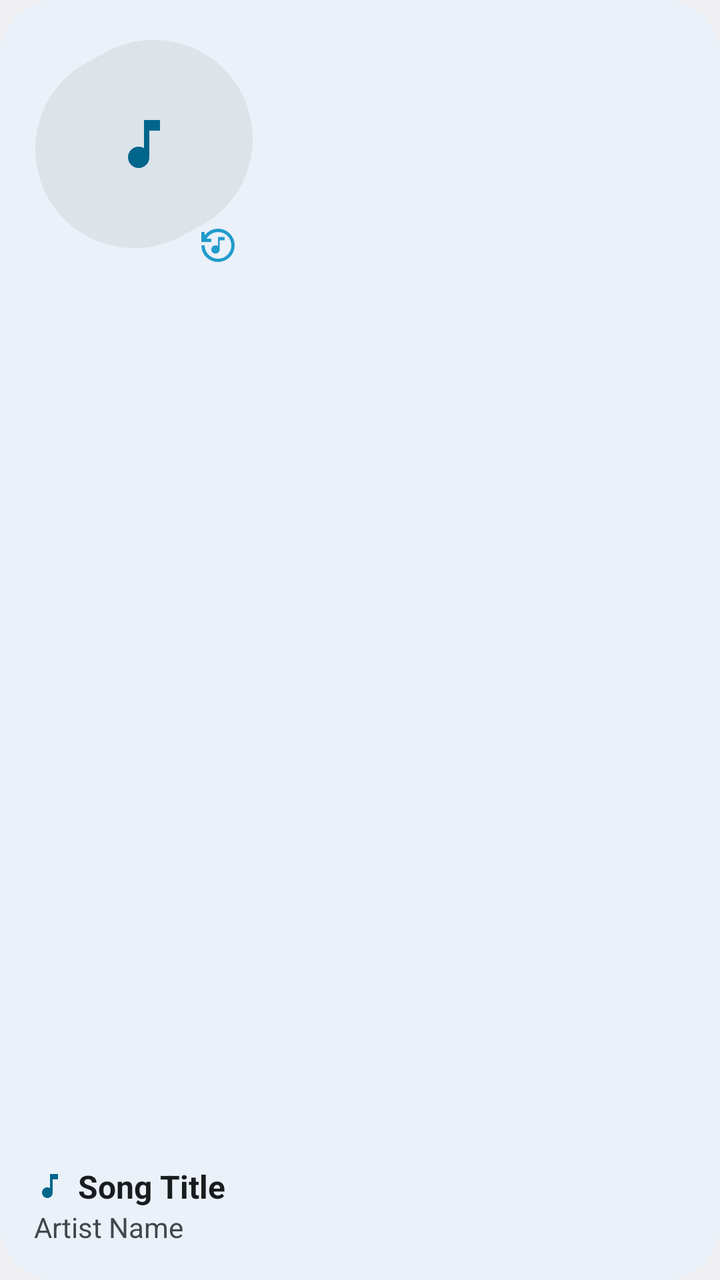
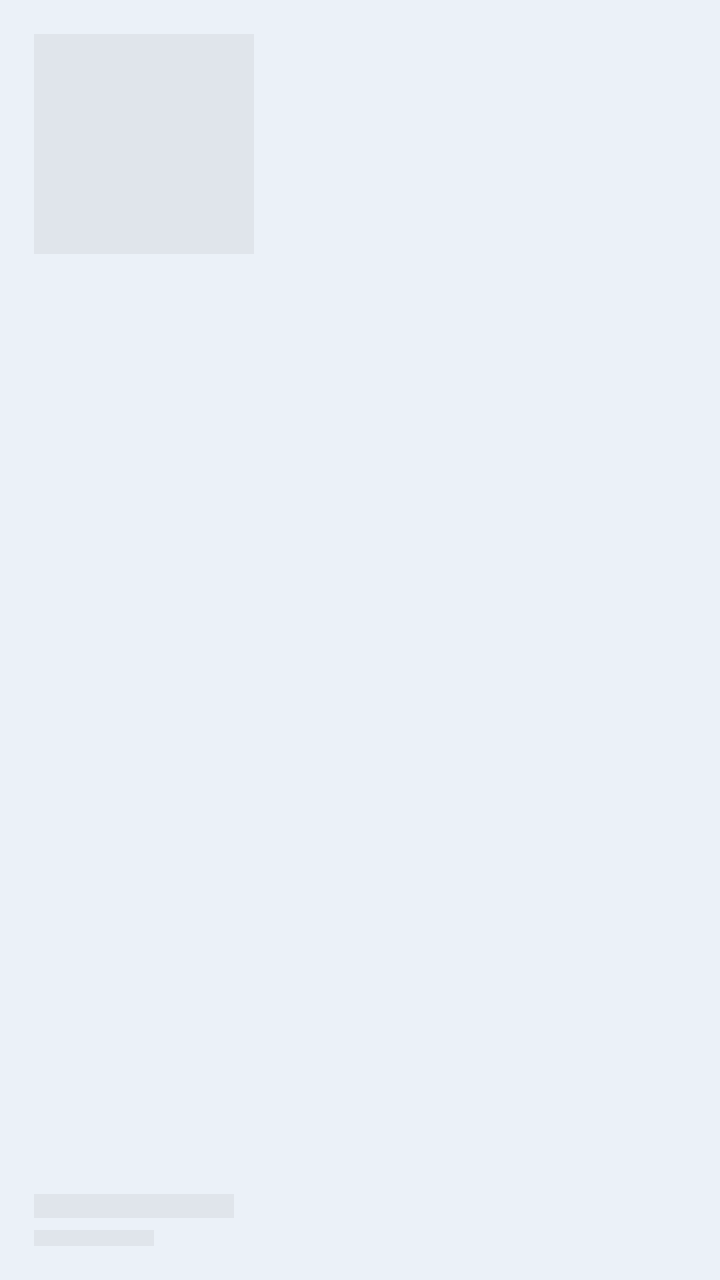

Compare the two renders of this Android layout. The source of the first and the diff that turns it into the second are given below.
<!-- AndroidManifest.xml: application theme Theme.MusicWidget -->
<!-- res/layout/widget_preview.xml -->
<?xml version="1.0" encoding="utf-8"?>
<RelativeLayout xmlns:android="http://schemas.android.com/apk/res/android"
    android:layout_width="match_parent"
    android:layout_height="match_parent"
    android:padding="17dp"
    android:theme="@style/Theme.MusicWidget"
    android:background="@drawable/preview_background">

    
    <FrameLayout
        android:id="@+id/preview_art_container"
        android:layout_width="110dp"
        android:layout_height="110dp"
        android:layout_alignParentTop="true"
        android:layout_alignParentStart="true">

        <ImageView
            android:id="@+id/preview_art"
            android:layout_width="match_parent"
            android:layout_height="match_parent"
            android:src="@drawable/ic_preview_pill"
            android:contentDescription="art" />

        
        <ImageView
            android:id="@+id/preview_placeholder_note"
            android:layout_width="32dp"
            android:layout_height="32dp"
            android:layout_gravity="center"
            android:src="@drawable/ic_music_note"
            android:tint="@color/music_widget_accent"
            android:contentDescription="no_art" />
    </FrameLayout>

    
    
    <ImageView
        android:id="@+id/preview_visualizer"
        android:layout_width="24dp"
        android:layout_height="24dp"
        android:layout_alignBottom="@id/preview_art_container"
        android:layout_alignEnd="@id/preview_art_container"
        android:layout_marginBottom="-8dp"
        android:layout_marginEnd="6dp"
        android:padding="2dp"
        android:background="@drawable/preview_visualizer_bg"
        android:src="@drawable/ic_music_history"
        android:contentDescription="v" />

    
    <LinearLayout
        android:layout_width="wrap_content"
        android:layout_height="wrap_content"
        android:layout_alignParentBottom="true"
        android:layout_alignParentStart="true"
        android:orientation="vertical">

        <LinearLayout
            android:layout_width="wrap_content"
            android:layout_height="wrap_content"
            android:orientation="horizontal"
            android:gravity="center_vertical">

            <ImageView
                android:id="@+id/preview_app_icon"
                android:layout_width="16dp"
                android:layout_height="16dp"
                android:layout_marginEnd="6dp"
                android:src="@drawable/ic_music_note"
                android:tint="@color/music_widget_accent"
                android:contentDescription="icon" />

            <TextView
                android:id="@+id/preview_title"
                android:layout_width="wrap_content"
                android:layout_height="wrap_content"
                android:text="Song Title"
                android:textStyle="bold"
                android:textSize="16sp"
                android:textColor="@color/music_widget_text_primary" />
        </LinearLayout>

        <TextView
            android:id="@+id/preview_artist"
            android:layout_width="wrap_content"
            android:layout_height="wrap_content"
            android:text="Artist Name"
            android:textSize="14sp"
            android:textColor="@color/music_widget_text_secondary" />
    </LinearLayout>

</RelativeLayout>
<!-- resources referenced by this layout -->
<resources>
  <color name="music_widget_accent">#6750A4</color>
  <color name="music_widget_text_primary">#1C1B1F</color>
  <color name="music_widget_text_secondary">#49454F</color>
  <!-- drawable ic_music_history (drawable) -->
  <?xml version="1.0" encoding="utf-8"?>
  <vector xmlns:android="http://schemas.android.com/apk/res/android"
      android:width="24dp"
      android:height="24dp"
      android:viewportWidth="960"
      android:viewportHeight="960">
  
      
      <path
          android:fillColor="@android:color/system_accent1_400"
          android:pathData="M349,651Q320,622 320,580Q320,538 349,509Q378,480 420,480Q437,480 452,485Q467,490 480,500L480,280L640,280L640,360L520,360L520,580Q520,622 491,651Q462,680 420,680Q378,680 349,651ZM480,880Q397,880 324,848.5Q251,817 197,763Q143,709 111.5,636Q80,563 80,480L160,480Q160,546 185,604.5Q210,663 253.5,706.5Q297,750 355.5,775.5Q414,801 480,801Q614,801 707,708Q800,615 800,481Q800,347 707,254Q614,161 480,161Q391,161 318.5,204.5Q246,248 204,320L320,320L320,400L80,400L80,160L160,160L160,240Q215,167 298,123.5Q381,80 480,80Q563,80 636,111.5Q709,143 763,197Q817,251 848.5,324Q880,397 880,480Q880,563 848.5,636Q817,709 763,763Q709,817 636,848.5Q563,880 480,880Z" />
  </vector>
  <!-- drawable ic_music_note (drawable) -->
  <vector xmlns:android="http://schemas.android.com/apk/res/android"
      android:width="24dp"
      android:height="24dp"
      android:viewportWidth="24"
      android:viewportHeight="24">
    <path
        android:fillColor="@android:color/white"
        android:pathData="M12,3v10.55c-0.59,-0.34 -1.27,-0.55 -2,-0.55 -2.21,0 -4,1.79 -4,4s1.79,4 4,4 4,-1.79 4,-4V7h4V3h-6z"/>
  </vector>
  <!-- drawable ic_preview_pill (drawable) -->
  <?xml version="1.0" encoding="utf-8"?>
  <vector xmlns:android="http://schemas.android.com/apk/res/android"
      android:width="110dp"
      android:height="110dp"
      android:viewportWidth="110"
      android:viewportHeight="110">
      <group
          android:pivotX="55"
          android:pivotY="55"
          android:rotation="-28">
          
          
          <path
              android:fillColor="@color/music_widget_pill"
              android:pathData="M 49.5,5.5
                                L 60.5,5.5
                                A 49.5,49.5 0 0 1 60.5,104.5
                                L 49.5,104.5
                                A 49.5,49.5 0 0 1 49.5,5.5
                                Z" />
      </group>
  </vector>
  <!-- drawable preview_background (drawable) -->
  <?xml version="1.0" encoding="utf-8"?>
  <shape xmlns:android="http://schemas.android.com/apk/res/android">
      <solid android:color="@color/music_widget_background" />
      <corners android:radius="@android:dimen/system_app_widget_background_radius" />
  </shape>
  <!-- drawable preview_visualizer_bg (drawable) -->
  <?xml version="1.0" encoding="utf-8"?>
  <shape xmlns:android="http://schemas.android.com/apk/res/android"
      android:shape="oval">
      <solid android:color="@color/music_widget_background" />
  </shape>
  <style name="Theme.MusicWidget" parent="@android:style/Theme.DeviceDefault.DayNight" />
  <color name="music_widget_pill">#EADDFF</color>
  <color name="music_widget_background">#FFFFFF</color>
</resources>

<!-- the commit's change to res/layout/widget_preview.xml (unified diff, before → after) -->
@@ -2,50 +2,18 @@
 <RelativeLayout xmlns:android="http://schemas.android.com/apk/res/android"
     android:layout_width="match_parent"
     android:layout_height="match_parent"
-    android:padding="17dp"
-    android:theme="@style/Theme.MusicWidget"
-    android:background="@drawable/preview_background">
+    android:padding="@dimen/widget_padding"
+    android:background="@color/music_widget_background">
 
     
-    <FrameLayout
-        android:id="@+id/preview_art_container"
-        android:layout_width="110dp"
-        android:layout_height="110dp"
+    <ImageView
+        android:id="@+id/skeleton_art"
+        android:layout_width="@dimen/album_art_size_classic"
+        android:layout_height="@dimen/album_art_size_classic"
         android:layout_alignParentTop="true"
-        android:layout_alignParentStart="true">
-
-        <ImageView
-            android:id="@+id/preview_art"
-            android:layout_width="match_parent"
-            android:layout_height="match_parent"
-            android:src="@drawable/ic_preview_pill"
-            android:contentDescription="art" />
-
-        
-        <ImageView
-            android:id="@+id/preview_placeholder_note"
-            android:layout_width="32dp"
-            android:layout_height="32dp"
-            android:layout_gravity="center"
-            android:src="@drawable/ic_music_note"
-            android:tint="@color/music_widget_accent"
-            android:contentDescription="no_art" />
-    </FrameLayout>
-
-    
-    
-    <ImageView
-        android:id="@+id/preview_visualizer"
-        android:layout_width="24dp"
-        android:layout_height="24dp"
-        android:layout_alignBottom="@id/preview_art_container"
-        android:layout_alignEnd="@id/preview_art_container"
-        android:layout_marginBottom="-8dp"
-        android:layout_marginEnd="6dp"
-        android:padding="2dp"
-        android:background="@drawable/preview_visualizer_bg"
-        android:src="@drawable/ic_music_history"
-        android:contentDescription="v" />
+        android:layout_alignParentStart="true"
+        android:background="@color/music_widget_skeleton"
+        android:contentDescription="@null" />
 
     
     <LinearLayout
@@ -54,39 +22,16 @@
         android:layout_alignParentBottom="true"
         android:layout_alignParentStart="true"
         android:orientation="vertical">
-
-        <LinearLayout
-            android:layout_width="wrap_content"
-            android:layout_height="wrap_content"
-            android:orientation="horizontal"
-            android:gravity="center_vertical">
-
-            <ImageView
-                android:id="@+id/preview_app_icon"
-                android:layout_width="16dp"
-                android:layout_height="16dp"
-                android:layout_marginEnd="6dp"
-                android:src="@drawable/ic_music_note"
-                android:tint="@color/music_widget_accent"
-                android:contentDescription="icon" />
-
-            <TextView
-                android:id="@+id/preview_title"
-                android:layout_width="wrap_content"
-                android:layout_height="wrap_content"
-                android:text="Song Title"
-                android:textStyle="bold"
-                android:textSize="16sp"
-                android:textColor="@color/music_widget_text_primary" />
-        </LinearLayout>
-
-        <TextView
-            android:id="@+id/preview_artist"
-            android:layout_width="wrap_content"
-            android:layout_height="wrap_content"
-            android:text="Artist Name"
-            android:textSize="14sp"
-            android:textColor="@color/music_widget_text_secondary" />
+        <ImageView
+            android:layout_width="100dp"
+            android:layout_height="12dp"
+            android:background="@color/music_widget_skeleton"
+            android:contentDescription="@null" />
+        <ImageView
+            android:layout_width="60dp"
+            android:layout_height="8dp"
+            android:layout_marginTop="6dp"
+            android:background="@color/music_widget_skeleton"
+            android:contentDescription="@null" />
     </LinearLayout>
-
 </RelativeLayout>
<!-- resource entries referenced after the edit -->
@@ -1,68 +1,9 @@
 <!-- resources referenced by this layout -->
 <resources>
-  <color name="music_widget_accent">#6750A4</color>
-  <color name="music_widget_text_primary">#1C1B1F</color>
-  <color name="music_widget_text_secondary">#49454F</color>
-  <!-- drawable ic_music_history (drawable) -->
-  <?xml version="1.0" encoding="utf-8"?>
-  <vector xmlns:android="http://schemas.android.com/apk/res/android"
-      android:width="24dp"
-      android:height="24dp"
-      android:viewportWidth="960"
-      android:viewportHeight="960">
-  
-      
-      <path
-          android:fillColor="@android:color/system_accent1_400"
-          android:pathData="M349,651Q320,622 320,580Q320,538 349,509Q378,480 420,480Q437,480 452,485Q467,490 480,500L480,280L640,280L640,360L520,360L520,580Q520,622 491,651Q462,680 420,680Q378,680 349,651ZM480,880Q397,880 324,848.5Q251,817 197,763Q143,709 111.5,636Q80,563 80,480L160,480Q160,546 185,604.5Q210,663 253.5,706.5Q297,750 355.5,775.5Q414,801 480,801Q614,801 707,708Q800,615 800,481Q800,347 707,254Q614,161 480,161Q391,161 318.5,204.5Q246,248 204,320L320,320L320,400L80,400L80,160L160,160L160,240Q215,167 298,123.5Q381,80 480,80Q563,80 636,111.5Q709,143 763,197Q817,251 848.5,324Q880,397 880,480Q880,563 848.5,636Q817,709 763,763Q709,817 636,848.5Q563,880 480,880Z" />
-  </vector>
-  <!-- drawable ic_music_note (drawable) -->
-  <vector xmlns:android="http://schemas.android.com/apk/res/android"
-      android:width="24dp"
-      android:height="24dp"
-      android:viewportWidth="24"
-      android:viewportHeight="24">
-    <path
-        android:fillColor="@android:color/white"
-        android:pathData="M12,3v10.55c-0.59,-0.34 -1.27,-0.55 -2,-0.55 -2.21,0 -4,1.79 -4,4s1.79,4 4,4 4,-1.79 4,-4V7h4V3h-6z"/>
-  </vector>
-  <!-- drawable ic_preview_pill (drawable) -->
-  <?xml version="1.0" encoding="utf-8"?>
-  <vector xmlns:android="http://schemas.android.com/apk/res/android"
-      android:width="110dp"
-      android:height="110dp"
-      android:viewportWidth="110"
-      android:viewportHeight="110">
-      <group
-          android:pivotX="55"
-          android:pivotY="55"
-          android:rotation="-28">
-          
-          
-          <path
-              android:fillColor="@color/music_widget_pill"
-              android:pathData="M 49.5,5.5
-                                L 60.5,5.5
-                                A 49.5,49.5 0 0 1 60.5,104.5
-                                L 49.5,104.5
-                                A 49.5,49.5 0 0 1 49.5,5.5
-                                Z" />
-      </group>
-  </vector>
-  <!-- drawable preview_background (drawable) -->
-  <?xml version="1.0" encoding="utf-8"?>
-  <shape xmlns:android="http://schemas.android.com/apk/res/android">
-      <solid android:color="@color/music_widget_background" />
-      <corners android:radius="@android:dimen/system_app_widget_background_radius" />
-  </shape>
-  <!-- drawable preview_visualizer_bg (drawable) -->
-  <?xml version="1.0" encoding="utf-8"?>
-  <shape xmlns:android="http://schemas.android.com/apk/res/android"
-      android:shape="oval">
-      <solid android:color="@color/music_widget_background" />
-  </shape>
-  <style name="Theme.MusicWidget" parent="@android:style/Theme.DeviceDefault.DayNight" />
-  <color name="music_widget_pill">#EADDFF</color>
   <color name="music_widget_background">#FFFFFF</color>
+  <color name="music_widget_skeleton">#1F000000</color>
+  <dimen name="album_art_size_classic">110dp</dimen>
+  <dimen name="widget_padding">17dp</dimen>
+  <style name="Theme.MusicWidget" parent="@android:style/Theme.DeviceDefault.NoActionBar" />
 </resources>
 
